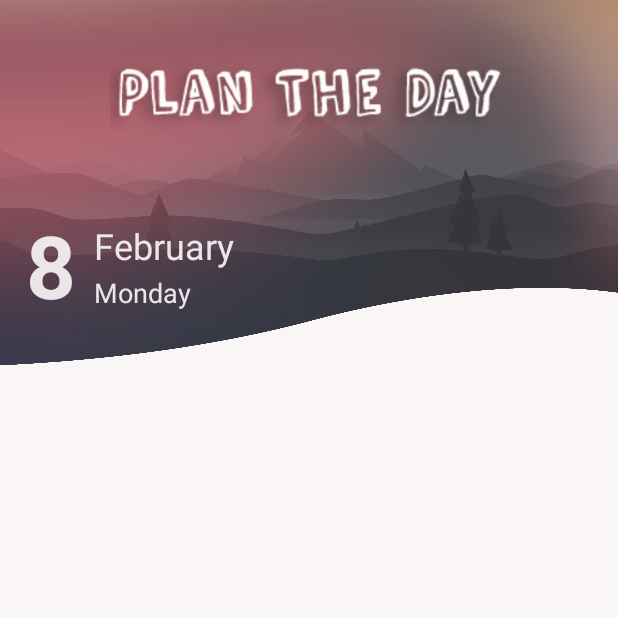
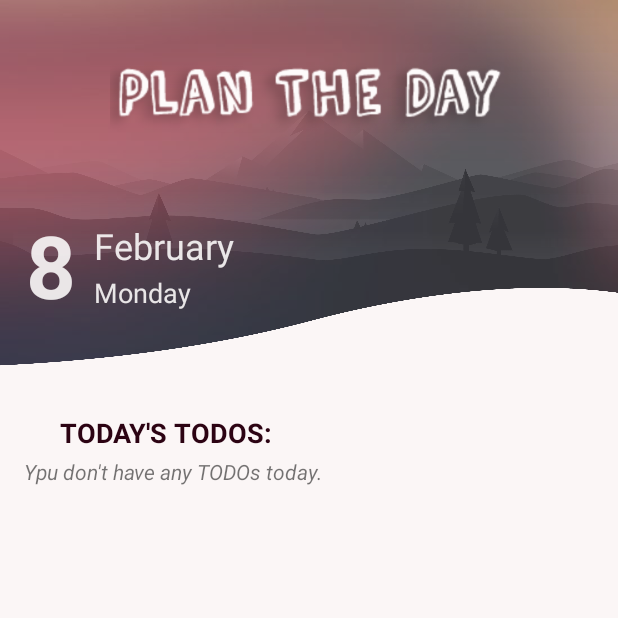
Before and after one commit to kubrakuzgun/HMSTest-Android-Demo, an Android app: the MainActivity screen opened directly, with no data from a screen before it, on a phone screen of 412 x 824 dp, the top half of it. Run offline under Robolectric (Android 15) with nearby library versions, the phone set to English and light mode, and no system bars; 6 statements that could not run were skipped.

Commit message:
database helper todo query updated

```diff
--- a/app/src/main/java/com/example/androiddemo/DatabaseHelper.java
+++ b/app/src/main/java/com/example/androiddemo/DatabaseHelper.java
@@ -12,7 +12,7 @@ import java.util.List;
 public class DatabaseHelper extends SQLiteOpenHelper {
 
     // Database Version
-    private static final int DATABASE_VERSION = 17;
+    private static final int DATABASE_VERSION = 20;
     // Database Name
     private static final String DATABASE_NAME = "DemoDatabase.db";
     // User table name
@@ -307,8 +307,6 @@ public class DatabaseHelper extends SQLiteOpenHelper {
         return id;
     }
 
-
-    // fetch all user and return the list of user records
     public List<ToDo> getAllToDo(Integer currentuser_id) {
         // array of columns to fetch
         String[] columns = {
@@ -348,13 +346,62 @@ public class DatabaseHelper extends SQLiteOpenHelper {
                 todo.setTodoDesc(cursor.getString(cursor.getColumnIndex(COLUMN_TODO_DESC)));
                 todo.setTodoDate(cursor.getString(cursor.getColumnIndex(COLUMN_TODO_DATE)));
                 todo.setTodoStatus(cursor.getString(cursor.getColumnIndex(COLUMN_TODO_STATUS)));
-                // Adding user record to list
+                // Adding to-do record to list
                 todoList.add(todo);
             } while (cursor.moveToNext());
         }
         cursor.close();
         db.close();
-        // return user list
+        // return to-do list
+        return todoList;
+    }
+
+    public List<ToDo> getTodoByDate(Integer currentuser_id, String formattedCurrentDate) {
+        // array of columns to fetch
+        String[] columns = {
+                COLUMN_TODO_ID,
+                COLUMN_CURRENT_USER_ID,
+                COLUMN_TODO_TITLE,
+                COLUMN_TODO_DESC,
+                COLUMN_TODO_DATE,
+                COLUMN_TODO_STATUS
+        };
+        // sorting orders
+        String sortOrder =
+                COLUMN_TODO_ID + " ASC";
+        List<ToDo> todoList = new ArrayList<ToDo>();
+        SQLiteDatabase db = this.getReadableDatabase();
+
+        String selection = COLUMN_CURRENT_USER_ID + " = ?" + " AND " + COLUMN_TODO_DATE + " = ?";
+
+        // selection arguments
+        String[] selectionArgs = {currentuser_id.toString(), formattedCurrentDate};
+
+        // query the to-do table
+        Cursor cursor = db.query(TABLE_TODO, //Table to query
+                columns,    //columns to return
+                selection,        //columns for the WHERE clause
+                selectionArgs,        //The values for the WHERE clause
+                null,       //group the rows
+                null,       //filter by row groups
+                sortOrder); //The sort order
+        // Traversing through all rows and adding to list
+        if (cursor.moveToFirst()) {
+            do {
+                ToDo todo = new ToDo();
+                todo.setTodoID(Integer.parseInt(cursor.getString(cursor.getColumnIndex(COLUMN_TODO_ID))));
+                todo.setTodoUserID(Integer.parseInt(cursor.getString(cursor.getColumnIndex(COLUMN_CURRENT_USER_ID))));
+                todo.setTodoTitle(cursor.getString(cursor.getColumnIndex(COLUMN_TODO_TITLE)));
+                todo.setTodoDesc(cursor.getString(cursor.getColumnIndex(COLUMN_TODO_DESC)));
+                todo.setTodoDate(cursor.getString(cursor.getColumnIndex(COLUMN_TODO_DATE)));
+                todo.setTodoStatus(cursor.getString(cursor.getColumnIndex(COLUMN_TODO_STATUS)));
+                // Adding to-do record to list
+                todoList.add(todo);
+            } while (cursor.moveToNext());
+        }
+        cursor.close();
+        db.close();
+        // return to-do list
         return todoList;
     }
 
--- a/app/src/main/java/com/example/androiddemo/MainActivity.java
+++ b/app/src/main/java/com/example/androiddemo/MainActivity.java
@@ -4,6 +4,8 @@ import androidx.annotation.NonNull;
 import androidx.appcompat.app.AppCompatActivity;
 import androidx.core.view.GravityCompat;
 import androidx.drawerlayout.widget.DrawerLayout;
+import androidx.recyclerview.widget.LinearLayoutManager;
+import androidx.recyclerview.widget.RecyclerView;
 
 import android.content.Intent;
 import android.content.SharedPreferences;
@@ -18,7 +20,10 @@ import android.widget.TextView;
 
 import com.google.android.material.navigation.NavigationView;
 
+import java.text.SimpleDateFormat;
+import java.util.ArrayList;
 import java.util.Calendar;
+import java.util.List;
 import java.util.Locale;
 
 public class MainActivity extends AppCompatActivity implements NavigationView.OnNavigationItemSelectedListener{
@@ -29,6 +34,9 @@ public class MainActivity extends AppCompatActivity implements NavigationView.On
     SharedPreferences.Editor editor;
     View blurView;
     String user;
+
+    ToDoListAdapter mAdapter;
+    private List<ToDo> mTodos;
 
     @Override
     protected void onCreate(Bundle savedInstanceState) {
@@ -46,6 +54,10 @@ public class MainActivity extends AppCompatActivity implements NavigationView.On
         TextView textDD = findViewById(R.id.text_dd);
         TextView textMonth = findViewById(R.id.text_month);
         TextView textDay = findViewById(R.id.text_day);
+        RecyclerView todaysTodoList = findViewById(R.id.todaysTodoListView);
+        todaysTodoList.setLayoutManager(new LinearLayoutManager(this));
+        TextView textNotodo = findViewById(R.id.text_notodo);
+
 
         editor = preferences.edit();
         editor.putBoolean("isLoggedIn",true);
@@ -62,6 +74,24 @@ public class MainActivity extends AppCompatActivity implements NavigationView.On
         textDD.setText(dd_string);
         textMonth.setText(month_string);
         textDay.setText(day_string);
+
+        String myFormat = "dd/MM/yy";
+        SimpleDateFormat sdf = new SimpleDateFormat(myFormat, Locale.ENGLISH);
+        String formattedDate = sdf.format(currentDateTime.getTime());
+        Log.d("formatted date", formattedDate);
+
+        mTodos = new ArrayList<>();
+        mTodos.clear();
+        mTodos.addAll(databaseHelper.getTodoByDate(databaseHelper.getIDfromUsername(user), formattedDate));
+        mAdapter = new ToDoListAdapter(MainActivity.this, mTodos);
+        if(mAdapter.getItemCount()>0){
+            textNotodo.setVisibility(View.INVISIBLE);
+            mTodos.clear();
+            mTodos.addAll(databaseHelper.getTodoByDate(databaseHelper.getIDfromUsername(user), formattedDate));
+            //attach adapter to activity's view (add card to recycler view)
+            todaysTodoList.setAdapter(mAdapter);
+        }
+
 
 
         //side menu
--- a/app/src/main/res/layout/activity_main.xml
+++ b/app/src/main/res/layout/activity_main.xml
@@ -13,6 +13,7 @@
     <androidx.constraintlayout.widget.ConstraintLayout
         android:layout_width="match_parent"
         android:layout_height="match_parent">
+
         <View
             android:id="@+id/view_image"
             android:layout_width="match_parent"
@@ -91,9 +92,49 @@
             android:background="#4A393939"
             app:layout_constraintBottom_toBottomOf="parent"
             app:layout_constraintEnd_toEndOf="parent"
+            app:layout_constraintHorizontal_bias="0.0"
             app:layout_constraintStart_toStartOf="parent"
             app:layout_constraintTop_toTopOf="parent"
+            app:layout_constraintVertical_bias="0.0"
             tools:visibility="invisible" />
+
+        <androidx.recyclerview.widget.RecyclerView
+            android:id="@+id/todaysTodoListView"
+            android:layout_width="wrap_content"
+            android:layout_height="wrap_content"
+            android:layout_marginTop="24dp"
+            app:layout_constrainedHeight="true"
+            app:layout_constraintEnd_toEndOf="parent"
+            app:layout_constraintHorizontal_bias="0.132"
+            app:layout_constraintStart_toStartOf="parent"
+            app:layout_constraintTop_toBottomOf="@+id/today" />
+
+        <TextView
+            android:id="@+id/today"
+            android:layout_width="wrap_content"
+            android:layout_height="wrap_content"
+            android:layout_marginTop="32dp"
+            android:text="Today's TODOs:"
+            android:textAllCaps="true"
+            android:textColor="#2C0313"
+            android:textSize="18sp"
+            android:textStyle="bold"
+            app:layout_constraintEnd_toEndOf="parent"
+            app:layout_constraintHorizontal_bias="0.147"
+            app:layout_constraintStart_toStartOf="parent"
+            app:layout_constraintTop_toBottomOf="@+id/view_image" />
+
+        <TextView
+            android:id="@+id/text_notodo"
+            android:layout_width="wrap_content"
+            android:layout_height="wrap_content"
+            android:layout_marginTop="4dp"
+            android:text="Ypu don't have any TODOs today."
+            android:textStyle="italic"
+            app:layout_constraintEnd_toEndOf="parent"
+            app:layout_constraintHorizontal_bias="0.075"
+            app:layout_constraintStart_toStartOf="parent"
+            app:layout_constraintTop_toBottomOf="@+id/today" />
 
     </androidx.constraintlayout.widget.ConstraintLayout>
 
```
Also changed, not shown: app/src/main/java/com/example/androiddemo/ToDoActivity.java (+38 -2 lines), app/src/main/res/layout/activity_to_do.xml (+6 -1 lines).
